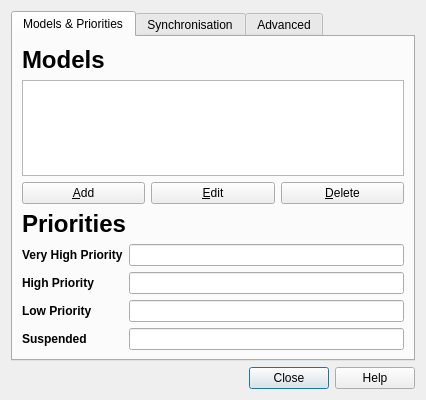
Above: designer/deckproperties.ui from ankitects/anki before the change. Below: the same form after it.
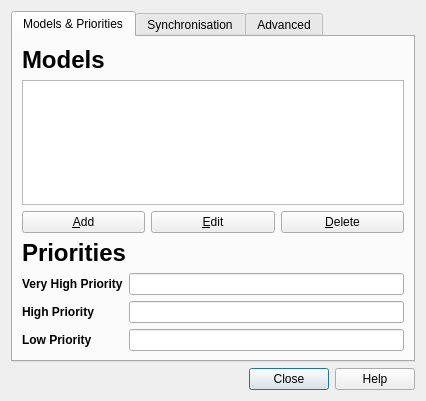
That is the form after the change.

Commit message: remove suspended from deck properties dialog

What changed in the file:
```diff
--- a/designer/deckproperties.ui
+++ b/designer/deckproperties.ui
@@ -4,12 +4,12 @@
   <property name="windowModality" >
    <enum>Qt::ApplicationModal</enum>
   </property>
-  <property name="geometry" >
+  <property name="geometry">
    <rect>
     <x>0</x>
     <y>0</y>
     <width>426</width>
-    <height>400</height>
+    <height>401</height>
    </rect>
   </property>
   <property name="windowTitle" >
@@ -74,21 +74,8 @@
            </property>
           </widget>
          </item>
-         <item row="2" column="1" >
-          <widget class="QLineEdit" name="lowPriority" />
-         </item>
-         <item row="3" column="0" >
-          <widget class="QLabel" name="label_23" >
-           <property name="text" >
-            <string>&lt;b>Suspended&lt;/b></string>
-           </property>
-           <property name="wordWrap" >
-            <bool>true</bool>
-           </property>
-          </widget>
-         </item>
-         <item row="3" column="1" >
-          <widget class="QLineEdit" name="postponing" />
+         <item row="2" column="1">
+          <widget class="QLineEdit" name="lowPriority"/>
          </item>
         </layout>
        </item>
```
Left out of the diff: 508 changed lines with no effect on the pictures.
